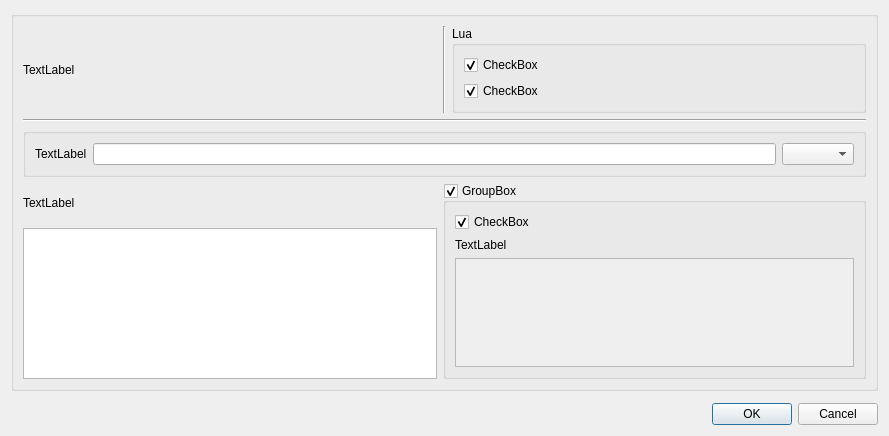
Above: rpfm_ui/ui_templates/new_mymod_dialog.ui from Frodo45127/rpfm before the change. Below: the same form after it.
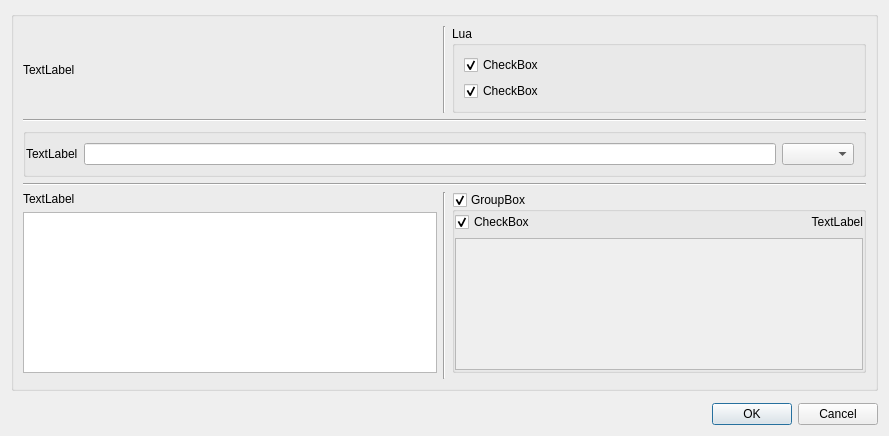
That is the form after the change. Custom widgets are drawn as their Qt base class.

Commit message: Removed outdated settings and tweaked new mymod UI.

```diff
--- a/rpfm_ui/ui_templates/new_mymod_dialog.ui
+++ b/rpfm_ui/ui_templates/new_mymod_dialog.ui
@@ -33,38 +33,87 @@
       <string/>
      </property>
      <layout class="QGridLayout" name="gridLayout_2">
-      <item row="4" column="0" colspan="3">
-       <widget class="QGroupBox" name="groupBox_2">
+      <item row="0" column="0">
+       <widget class="QLabel" name="instructions_label">
+        <property name="text">
+         <string>TextLabel</string>
+        </property>
+       </widget>
+      </item>
+      <item row="6" column="2" rowspan="2">
+       <widget class="QGroupBox" name="git_support_groupbox">
+        <property name="sizePolicy">
+         <sizepolicy hsizetype="Preferred" vsizetype="Preferred">
+          <horstretch>0</horstretch>
+          <verstretch>0</verstretch>
+         </sizepolicy>
+        </property>
         <property name="title">
-         <string/>
-        </property>
-        <property name="alignment">
-         <set>Qt::AlignLeading|Qt::AlignLeft|Qt::AlignVCenter</set>
+         <string>GroupBox</string>
         </property>
         <property name="flat">
          <bool>true</bool>
         </property>
         <property name="checkable">
-         <bool>false</bool>
+         <bool>true</bool>
         </property>
-        <layout class="QGridLayout" name="gridLayout_3">
+        <property name="checked">
+         <bool>true</bool>
+        </property>
+        <layout class="QGridLayout" name="gridLayout_4">
+         <property name="leftMargin">
+          <number>0</number>
+         </property>
+         <property name="topMargin">
+          <number>0</number>
+         </property>
+         <property name="rightMargin">
+          <number>0</number>
+         </property>
+         <property name="bottomMargin">
+          <number>0</number>
+         </property>
+         <item row="0" column="1">
+          <widget class="QCheckBox" name="gitignore_same_as_files_ignored_on_import_checkbox">
+           <property name="text">
+            <string>CheckBox</string>
+           </property>
+           <property name="checked">
+            <bool>true</bool>
+           </property>
+          </widget>
+         </item>
          <item row="0" column="2">
-          <widget class="QComboBox" name="game_combobox"/>
-         </item>
-         <item row="0" column="0">
-          <widget class="QLabel" name="name_label">
+          <widget class="QLabel" name="gitignore_contents_label">
            <property name="text">
             <string>TextLabel</string>
            </property>
+           <property name="alignment">
+            <set>Qt::AlignRight|Qt::AlignTrailing|Qt::AlignVCenter</set>
+           </property>
           </widget>
          </item>
-         <item row="0" column="1">
-          <widget class="QLineEdit" name="name_line_edit"/>
+         <item row="2" column="1" colspan="2">
+          <widget class="QTextEdit" name="gitignore_contents_textedit">
+           <property name="enabled">
+            <bool>false</bool>
+           </property>
+          </widget>
          </item>
         </layout>
        </widget>
       </item>
-      <item row="2" column="0" colspan="3">
+      <item row="7" column="0">
+       <widget class="QTextEdit" name="pack_import_ignore_contents_textedit">
+        <property name="sizePolicy">
+         <sizepolicy hsizetype="Preferred" vsizetype="Preferred">
+          <horstretch>0</horstretch>
+          <verstretch>0</verstretch>
+         </sizepolicy>
+        </property>
+       </widget>
+      </item>
+      <item row="1" column="0" colspan="3">
        <widget class="Line" name="line_2">
         <property name="orientation">
          <enum>Qt::Horizontal</enum>
@@ -78,20 +127,6 @@
         </property>
        </widget>
       </item>
-      <item row="5" column="0">
-       <widget class="QLabel" name="pack_import_ignore_contents_label">
-        <property name="text">
-         <string>TextLabel</string>
-        </property>
-       </widget>
-      </item>
-      <item row="0" column="0">
-       <widget class="QLabel" name="instructions_label">
-        <property name="text">
-         <string>TextLabel</string>
-        </property>
-       </widget>
-      </item>
       <item row="0" column="2">
        <widget class="QGroupBox" name="lua_groupbox">
         <property name="sizePolicy">
@@ -130,61 +165,61 @@
         </layout>
        </widget>
       </item>
-      <item row="5" column="1" rowspan="2" colspan="2">
-       <widget class="QGroupBox" name="git_support_groupbox">
-        <property name="sizePolicy">
-         <sizepolicy hsizetype="Preferred" vsizetype="Preferred">
-          <horstretch>0</horstretch>
-          <verstretch>0</verstretch>
-         </sizepolicy>
-        </property>
-        <property name="title">
-         <string>GroupBox</string>
-        </property>
-        <property name="flat">
-         <bool>true</bool>
-        </property>
-        <property name="checkable">
-         <bool>true</bool>
-        </property>
-        <property name="checked">
-         <bool>true</bool>
-        </property>
-        <layout class="QGridLayout" name="gridLayout_4">
-         <item row="1" column="1">
-          <widget class="QLabel" name="gitignore_contents_label">
-           <property name="text">
-            <string>TextLabel</string>
-           </property>
-          </widget>
-         </item>
-         <item row="2" column="1">
-          <widget class="QTextEdit" name="gitignore_contents_textedit">
-           <property name="enabled">
-            <bool>false</bool>
-           </property>
-          </widget>
-         </item>
-         <item row="0" column="1">
-          <widget class="QCheckBox" name="gitignore_same_as_files_ignored_on_import_checkbox">
-           <property name="text">
-            <string>CheckBox</string>
-           </property>
-           <property name="checked">
-            <bool>true</bool>
-           </property>
-          </widget>
-         </item>
-        </layout>
-       </widget>
-      </item>
       <item row="6" column="0">
-       <widget class="QTextEdit" name="pack_import_ignore_contents_textedit">
-        <property name="sizePolicy">
-         <sizepolicy hsizetype="Preferred" vsizetype="Preferred">
-          <horstretch>0</horstretch>
-          <verstretch>0</verstretch>
-         </sizepolicy>
+       <widget class="QLabel" name="pack_import_ignore_contents_label">
+        <property name="text">
+         <string>TextLabel</string>
+        </property>
+       </widget>
+      </item>
+      <item row="4" column="0" colspan="3">
+       <widget class="QGroupBox" name="groupBox_2">
+        <property name="title">
+         <string/>
+        </property>
+        <property name="alignment">
+         <set>Qt::AlignLeading|Qt::AlignLeft|Qt::AlignVCenter</set>
+        </property>
+        <property name="flat">
+         <bool>true</bool>
+        </property>
+        <property name="checkable">
+         <bool>false</bool>
+        </property>
+        <layout class="QGridLayout" name="gridLayout_3">
+         <property name="leftMargin">
+          <number>0</number>
+         </property>
+         <item row="0" column="3">
+          <widget class="QComboBox" name="game_combobox"/>
+         </item>
+         <item row="0" column="1">
+          <widget class="QLineEdit" name="name_line_edit"/>
+         </item>
+         <item row="0" column="0">
+          <widget class="QLabel" name="name_label">
+           <property name="text">
+            <string>TextLabel</string>
+           </property>
+          </widget>
+         </item>
+        </layout>
+       </widget>
+      </item>
+      <item row="6" column="1" rowspan="3">
+       <widget class="Line" name="line_3">
+        <property name="lineWidth">
+         <number>1</number>
+        </property>
+        <property name="orientation">
+         <enum>Qt::Vertical</enum>
+        </property>
+       </widget>
+      </item>
+      <item row="5" column="0" colspan="3">
+       <widget class="Line" name="line_4">
+        <property name="orientation">
+         <enum>Qt::Horizontal</enum>
         </property>
        </widget>
       </item>
```
Left out of the diff: 6 changed lines with no effect on the pictures. The commit also changes 3 other files.
